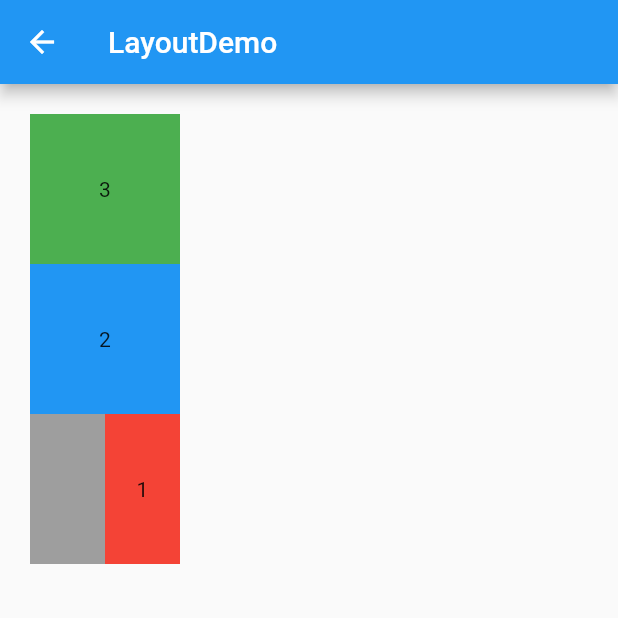
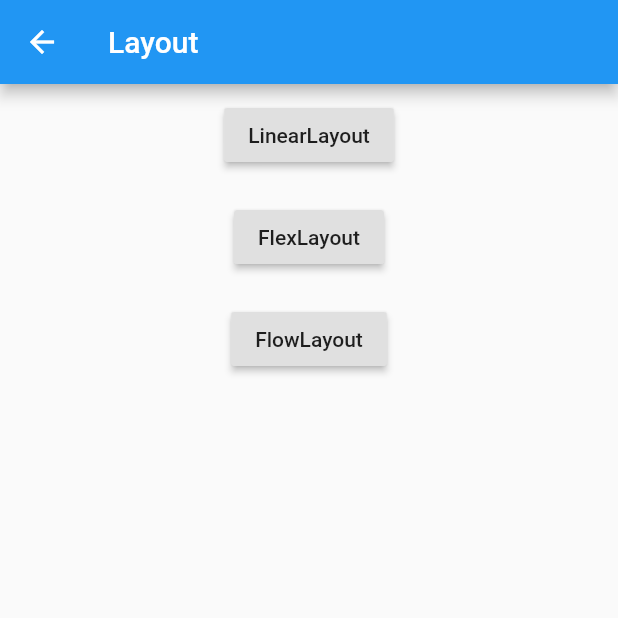
Before and after one commit to nchkdxlq/flutter_demo, a Flutter app: the screen it shows after launch, after a tap on "Layout", on a phone screen of 412 x 824 dp, the top half of it. Run offline on Flutter 3.47's test engine with Material 2 defaults, Android fonts, the phone set to English and light mode, and no system bars.

Commit message:
layout demo

```diff
--- /dev/null
+++ b/lib/Util.dart
@@ -0,0 +1,22 @@
+import 'package:flutter/cupertino.dart';
+import 'package:flutter/material.dart';
+
+
+void navigatorPush(BuildContext context, Widget destWidget) {
+	Navigator.push(context, MaterialPageRoute(builder: (context) {
+		return destWidget;
+	}));
+}
+
+
+Widget createRowItem(BuildContext context, Widget child, VoidCallback onPressed) {
+	return Container(
+		padding: EdgeInsets.all(10),
+		child: Center(
+			child: RaisedButton(
+				child: child,
+				onPressed: onPressed,
+			),
+		),
+	);
+}
--- /dev/null
+++ b/lib/layout/LayoutEntry.dart
@@ -0,0 +1,46 @@
+
+import 'package:flutter/cupertino.dart';
+import 'package:flutter/material.dart';
+import 'package:flutterdemo/Util.dart';
+import 'package:flutterdemo/layout/FlexLayout.dart';
+import 'package:flutterdemo/layout/FlowLayout.dart';
+import 'package:flutterdemo/layout/LinearLayout.dart';
+
+class LayoutEntry extends StatelessWidget {
+
+	@override
+  Widget build(BuildContext context) {
+    // TODO: implement build
+    return Scaffold(
+			appBar: AppBar(title: Text('Layout'),),
+			body: body(context)
+		);
+
+  }
+
+	Widget body(BuildContext context) {
+		return Container(
+			child: Column(
+				children: <Widget>[
+					rowItem('LinearLayout', LinearLayout(), context),
+					rowItem('FlexLayout', FlexLayout(), context),
+					rowItem('FlowLayout', FlowLayout(), context),
+				],
+			),
+		);
+	}
+
+	Widget rowItem(String title, Widget destWidget, BuildContext context) {
+		return Container(
+			padding: EdgeInsets.all(10),
+			child: Center(
+				child: RaisedButton(
+					child: Text(title),
+					onPressed: () => {
+						navigatorPush(context, destWidget)
+					}),
+				),
+		);
+	}
+
+}
--- a/lib/LayoutDemo.dart
+++ b/lib/layout/LinearLayout.dart
@@ -2,15 +2,15 @@
 import 'package:flutter/cupertino.dart';
 import 'package:flutter/material.dart';
 
-class LayoutDemo extends StatelessWidget {
+class LinearLayout extends StatelessWidget {
 
 	@override
-  Widget build(BuildContext context) {
+	Widget build(BuildContext context) {
 		return Scaffold(
-			appBar: AppBar(title: Text('LayoutDemo'),),
+			appBar: AppBar(title: Text('LinearLayout'),),
 			body: body(context),
 		);
-  }
+	}
 
 	Widget body(BuildContext context) {
 		return Container(
--- a/lib/main.dart
+++ b/lib/main.dart
@@ -1,5 +1,6 @@
 import 'package:flutter/material.dart';
-import 'package:flutterdemo/LayoutDemo.dart';
+import 'package:flutterdemo/Util.dart';
+import 'package:flutterdemo/layout/LayoutEntry.dart';
 
 void main() {
   runApp(MyApp());
@@ -87,28 +88,10 @@ class _MyHomePageState extends State<MyHomePage> {
   }
 
   Widget layoutEntry() {
-    return rowItem("Layout", LayoutDemo());
+    return createRowItem(context, Text('Layout'), () => {
+      navigatorPush(context, LayoutEntry()) // 这里为什么不需要分号
+    });
   }
 
-  Widget rowItem(String title, Widget destWidget) {
-    return Container(
-      padding: EdgeInsets.all(10),
-//      margin: EdgeInsets.all(10),
-      child: Center(
-        child: RaisedButton(
-          child: Text(title),
-          onPressed: buttonOnPressedHandle(destWidget),
-        ),
-      ),
-    );
-  }
-
-  VoidCallback buttonOnPressedHandle(Widget destWidget) {
-    return () {
-      Navigator.push(context, MaterialPageRoute(builder: (context) {
-        return destWidget;
-      }));
-    };
-  }
 
 }
```
Also changed, not shown: lib/layout/FlexLayout.dart (added, +20 -0 lines), lib/layout/FlowLayout.dart (added, +21 -0 lines).
